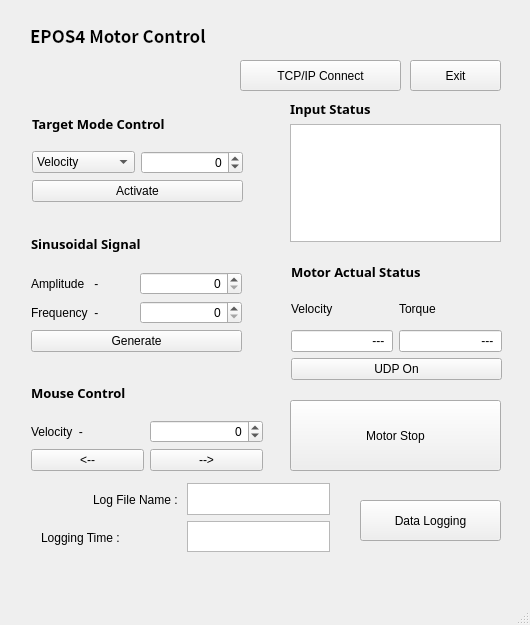
Before: the Qt Designer form mainwindow.ui in shkwon98/EPOS4-SOEM-Gui, drawn with Qt 5.
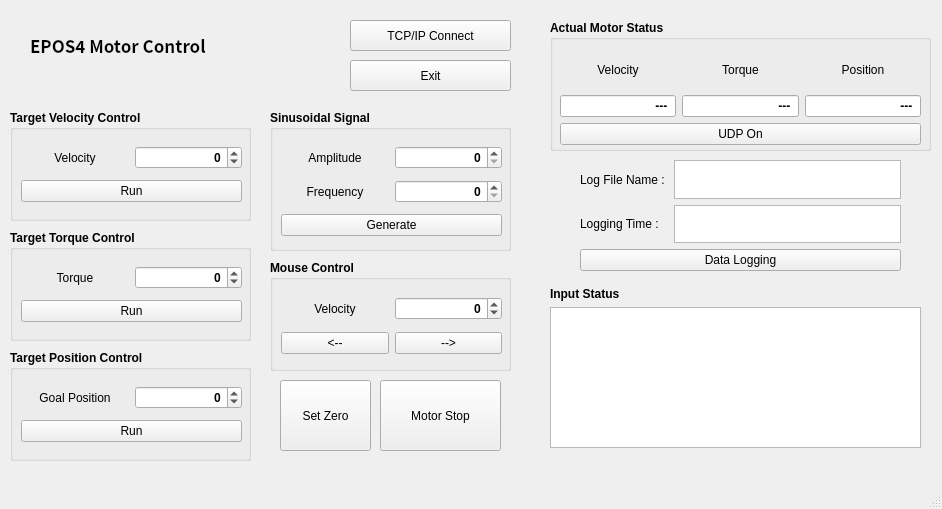
After: the same form once the commit is applied.

The edit to the form file:
```diff
--- a/mainwindow.ui
+++ b/mainwindow.ui
@@ -6,8 +6,8 @@
    <rect>
     <x>0</x>
     <y>0</y>
-    <width>530</width>
-    <height>625</height>
+    <width>942</width>
+    <height>509</height>
    </rect>
   </property>
   <property name="windowTitle">
@@ -17,12 +17,17 @@
    <widget class="QPushButton" name="exitButton">
     <property name="geometry">
      <rect>
-      <x>410</x>
+      <x>350</x>
       <y>60</y>
-      <width>91</width>
+      <width>161</width>
       <height>31</height>
      </rect>
     </property>
+    <property name="font">
+     <font>
+      <family>Arial</family>
+     </font>
+    </property>
     <property name="text">
      <string>Exit</string>
     </property>
@@ -31,7 +36,7 @@
     <property name="geometry">
      <rect>
       <x>30</x>
-      <y>20</y>
+      <y>30</y>
       <width>291</width>
       <height>31</height>
      </rect>
@@ -52,12 +57,17 @@
    <widget class="QPushButton" name="tcpConnectButton">
     <property name="geometry">
      <rect>
-      <x>240</x>
-      <y>60</y>
+      <x>350</x>
+      <y>20</y>
       <width>161</width>
       <height>31</height>
      </rect>
     </property>
+    <property name="font">
+     <font>
+      <family>Arial</family>
+     </font>
+    </property>
     <property name="text">
      <string>TCP/IP Connect</string>
     </property>
@@ -65,12 +75,17 @@
    <widget class="QPushButton" name="stopButton">
     <property name="geometry">
      <rect>
-      <x>290</x>
-      <y>400</y>
-      <width>211</width>
+      <x>380</x>
+      <y>380</y>
+      <width>121</width>
       <height>71</height>
      </rect>
     </property>
+    <property name="font">
+     <font>
+      <family>Arial</family>
+     </font>
+    </property>
     <property name="text">
      <string>Motor Stop</string>
     </property>
@@ -78,10 +93,10 @@
    <widget class="QWidget" name="layoutWidget">
     <property name="geometry">
      <rect>
-      <x>290</x>
-      <y>100</y>
-      <width>211</width>
-      <height>142</height>
+      <x>550</x>
+      <y>287</y>
+      <width>371</width>
+      <height>161</height>
      </rect>
     </property>
     <layout class="QFormLayout" name="InputStatus">
@@ -96,8 +111,8 @@
       <widget class="QLabel" name="label_7">
        <property name="font">
         <font>
-         <family>맑은 고딕</family>
-         <pointsize>10</pointsize>
+         <family>Arial</family>
+         <pointsize>9</pointsize>
          <weight>75</weight>
          <bold>true</bold>
         </font>
@@ -109,39 +124,399 @@
      </item>
     </layout>
    </widget>
+   <widget class="QGroupBox" name="groupBox">
+    <property name="geometry">
+     <rect>
+      <x>10</x>
+      <y>110</y>
+      <width>241</width>
+      <height>111</height>
+     </rect>
+    </property>
+    <property name="font">
+     <font>
+      <family>Arial</family>
+      <weight>75</weight>
+      <bold>true</bold>
+     </font>
+    </property>
+    <property name="title">
+     <string>Target Velocity Control</string>
+    </property>
+    <property name="flat">
+     <bool>false</bool>
+    </property>
    <widget class="QWidget" name="layoutWidget">
     <property name="geometry">
      <rect>
-      <x>31</x>
-      <y>371</y>
-      <width>232</width>
+       <x>11</x>
+       <y>31</y>
+       <width>221</width>
+       <height>68</height>
+      </rect>
+     </property>
+     <layout class="QGridLayout" name="gridLayout_2">
+      <item row="0" column="0">
+       <widget class="QLabel" name="label_14">
+        <property name="font">
+         <font>
+          <family>Arial</family>
+          <weight>50</weight>
+          <bold>false</bold>
+         </font>
+        </property>
+        <property name="text">
+         <string>Velocity</string>
+        </property>
+        <property name="alignment">
+         <set>Qt::AlignCenter</set>
+        </property>
+       </widget>
+      </item>
+      <item row="0" column="1">
+       <widget class="QSpinBox" name="targetValue">
+        <property name="alignment">
+         <set>Qt::AlignRight|Qt::AlignTrailing|Qt::AlignVCenter</set>
+        </property>
+        <property name="minimum">
+         <number>-20000</number>
+        </property>
+        <property name="maximum">
+         <number>20000</number>
+        </property>
+        <property name="value">
+         <number>0</number>
+        </property>
+       </widget>
+      </item>
+      <item row="1" column="0" colspan="2">
+       <widget class="QPushButton" name="runButton">
+        <property name="font">
+         <font>
+          <family>Arial</family>
+          <weight>50</weight>
+          <bold>false</bold>
+         </font>
+        </property>
+        <property name="text">
+         <string>Run</string>
+        </property>
+       </widget>
+      </item>
+     </layout>
+    </widget>
+   </widget>
+   <widget class="QGroupBox" name="groupBox_2">
+    <property name="geometry">
+     <rect>
+      <x>10</x>
+      <y>230</y>
+      <width>241</width>
+      <height>111</height>
+     </rect>
+    </property>
+    <property name="font">
+     <font>
+      <family>Arial</family>
+      <weight>75</weight>
+      <bold>true</bold>
+     </font>
+    </property>
+    <property name="title">
+     <string>Target Torque Control</string>
+    </property>
+    <property name="flat">
+     <bool>false</bool>
+    </property>
+    <widget class="QWidget" name="layoutWidget_2">
+     <property name="geometry">
+      <rect>
+       <x>11</x>
+       <y>31</y>
+       <width>221</width>
+       <height>68</height>
+      </rect>
+     </property>
+     <layout class="QGridLayout" name="gridLayout_3">
+      <item row="0" column="0">
+       <widget class="QLabel" name="label_15">
+        <property name="font">
+         <font>
+          <family>Arial</family>
+          <weight>50</weight>
+          <bold>false</bold>
+         </font>
+        </property>
+        <property name="text">
+         <string>Torque</string>
+        </property>
+        <property name="alignment">
+         <set>Qt::AlignCenter</set>
+        </property>
+       </widget>
+      </item>
+      <item row="0" column="1">
+       <widget class="QSpinBox" name="targetValue_2">
+        <property name="alignment">
+         <set>Qt::AlignRight|Qt::AlignTrailing|Qt::AlignVCenter</set>
+        </property>
+        <property name="minimum">
+         <number>-300</number>
+        </property>
+        <property name="maximum">
+         <number>300</number>
+        </property>
+        <property name="value">
+         <number>0</number>
+        </property>
+       </widget>
+      </item>
+      <item row="1" column="0" colspan="2">
+       <widget class="QPushButton" name="runButton_2">
+        <property name="font">
+         <font>
+          <family>Arial</family>
+          <weight>50</weight>
+          <bold>false</bold>
+         </font>
+        </property>
+        <property name="text">
+         <string>Run</string>
+        </property>
+       </widget>
+      </item>
+     </layout>
+    </widget>
+   </widget>
+   <widget class="QGroupBox" name="groupBox_3">
+    <property name="geometry">
+     <rect>
+      <x>10</x>
+      <y>350</y>
+      <width>241</width>
+      <height>111</height>
+     </rect>
+    </property>
+    <property name="font">
+     <font>
+      <family>Arial</family>
+      <weight>75</weight>
+      <bold>true</bold>
+     </font>
+    </property>
+    <property name="title">
+     <string>Target Position Control</string>
+    </property>
+    <property name="flat">
+     <bool>false</bool>
+    </property>
+    <widget class="QWidget" name="layoutWidget_3">
+     <property name="geometry">
+      <rect>
+       <x>11</x>
+       <y>31</y>
+       <width>221</width>
+       <height>68</height>
+      </rect>
+     </property>
+     <layout class="QGridLayout" name="gridLayout_4">
+      <item row="0" column="0">
+       <widget class="QLabel" name="label_16">
+        <property name="font">
+         <font>
+          <family>Arial</family>
+          <weight>50</weight>
+          <bold>false</bold>
+         </font>
+        </property>
+        <property name="text">
+         <string>Goal Position</string>
+        </property>
+        <property name="alignment">
+         <set>Qt::AlignCenter</set>
+        </property>
+       </widget>
+      </item>
+      <item row="0" column="1">
+       <widget class="QSpinBox" name="targetValue_3">
+        <property name="alignment">
+         <set>Qt::AlignRight|Qt::AlignTrailing|Qt::AlignVCenter</set>
+        </property>
+        <property name="minimum">
+         <number>-99999</number>
+        </property>
+        <property name="maximum">
+         <number>99999</number>
+        </property>
+        <property name="value">
+         <number>0</number>
+        </property>
+       </widget>
+      </item>
+      <item row="1" column="0" colspan="2">
+       <widget class="QPushButton" name="runButton_3">
+        <property name="font">
+         <font>
+          <family>Arial</family>
+          <weight>50</weight>
+          <bold>false</bold>
+         </font>
+        </property>
+        <property name="text">
+         <string>Run</string>
+        </property>
+       </widget>
+      </item>
+     </layout>
+    </widget>
+   </widget>
+   <widget class="QGroupBox" name="groupBox_4">
+    <property name="geometry">
+     <rect>
+      <x>270</x>
+      <y>110</y>
+      <width>241</width>
+      <height>141</height>
+     </rect>
+    </property>
+    <property name="font">
+     <font>
+      <family>Arial</family>
+      <weight>75</weight>
+      <bold>true</bold>
+     </font>
+    </property>
+    <property name="title">
+     <string>Sinusoidal Signal</string>
+    </property>
+    <property name="flat">
+     <bool>false</bool>
+    </property>
+    <widget class="QWidget" name="layoutWidget_4">
+     <property name="geometry">
+      <rect>
+       <x>11</x>
+       <y>31</y>
+       <width>221</width>
       <height>100</height>
      </rect>
     </property>
-    <layout class="QGridLayout" name="MouseControl">
-     <item row="0" column="0" colspan="2">
-      <widget class="QLabel" name="label_9">
+     <layout class="QGridLayout" name="gridLayout_5">
+      <item row="2" column="0" colspan="2">
+       <widget class="QPushButton" name="generateButton">
        <property name="font">
         <font>
-         <family>맑은 고딕</family>
-         <pointsize>10</pointsize>
+          <weight>50</weight>
+          <bold>false</bold>
+         </font>
+        </property>
+        <property name="text">
+         <string>Generate</string>
+        </property>
+       </widget>
+      </item>
+      <item row="0" column="0">
+       <widget class="QLabel" name="label_3">
+        <property name="font">
+         <font>
+          <weight>50</weight>
+          <bold>false</bold>
+         </font>
+        </property>
+        <property name="text">
+         <string>Amplitude</string>
+        </property>
+        <property name="alignment">
+         <set>Qt::AlignCenter</set>
+        </property>
+       </widget>
+      </item>
+      <item row="0" column="1">
+       <widget class="QSpinBox" name="amplitude">
+        <property name="alignment">
+         <set>Qt::AlignRight|Qt::AlignTrailing|Qt::AlignVCenter</set>
+        </property>
+        <property name="maximum">
+         <number>20000</number>
+        </property>
+       </widget>
+      </item>
+      <item row="1" column="0">
+       <widget class="QLabel" name="label_4">
+        <property name="font">
+         <font>
+          <weight>50</weight>
+          <bold>false</bold>
+         </font>
+        </property>
+        <property name="text">
+         <string>Frequency</string>
+        </property>
+        <property name="alignment">
+         <set>Qt::AlignCenter</set>
+        </property>
+       </widget>
+      </item>
+      <item row="1" column="1">
+       <widget class="QSpinBox" name="frequency">
+        <property name="alignment">
+         <set>Qt::AlignRight|Qt::AlignTrailing|Qt::AlignVCenter</set>
+        </property>
+       </widget>
+      </item>
+     </layout>
+    </widget>
+   </widget>
+   <widget class="QGroupBox" name="groupBox_5">
+    <property name="geometry">
+     <rect>
+      <x>270</x>
+      <y>260</y>
+      <width>241</width>
+      <height>111</height>
+     </rect>
+    </property>
+    <property name="font">
+     <font>
+      <family>Arial</family>
          <weight>75</weight>
          <bold>true</bold>
         </font>
        </property>
-       <property name="text">
+    <property name="title">
         <string>Mouse Control</string>
        </property>
-      </widget>
-     </item>
-     <item row="1" column="0">
-      <widget class="QLabel" name="label_6">
+    <property name="flat">
+     <bool>false</bool>
+    </property>
+    <widget class="QWidget" name="layoutWidget_7">
+     <property name="geometry">
+      <rect>
+       <x>11</x>
+       <y>31</y>
+       <width>221</width>
+       <height>71</height>
+      </rect>
+     </property>
+     <layout class="QGridLayout" name="gridLayout_8">
+      <item row="0" column="0">
+       <widget class="QLabel" name="label_19">
+        <property name="font">
+         <font>
+          <family>Arial</family>
+          <weight>50</weight>
+          <bold>false</bold>
+         </font>
+        </property>
        <property name="text">
-        <string>Velocity  - </string>
+         <string>Velocity</string>
+        </property>
+        <property name="alignment">
+         <set>Qt::AlignCenter</set>
        </property>
       </widget>
      </item>
-     <item row="1" column="1">
+      <item row="0" column="1">
       <widget class="QSpinBox" name="velocity">
        <property name="alignment">
         <set>Qt::AlignRight|Qt::AlignTrailing|Qt::AlignVCenter</set>
@@ -154,15 +529,27 @@
        </property>
       </widget>
      </item>
-     <item row="2" column="0">
+      <item row="1" column="0">
       <widget class="QPushButton" name="ccwButton">
+        <property name="font">
+         <font>
+          <weight>50</weight>
+          <bold>false</bold>
+         </font>
+        </property>
        <property name="text">
         <string>&lt;--</string>
        </property>
       </widget>
      </item>
-     <item row="2" column="1">
+      <item row="1" column="1">
       <widget class="QPushButton" name="cwButton">
+        <property name="font">
+         <font>
+          <weight>50</weight>
+          <bold>false</bold>
+         </font>
+        </property>
        <property name="text">
         <string>--&gt;</string>
        </property>
@@ -170,181 +557,53 @@
      </item>
     </layout>
    </widget>
-   <widget class="QWidget" name="layoutWidget">
+   </widget>
+   <widget class="QGroupBox" name="groupBox_6">
     <property name="geometry">
      <rect>
-      <x>31</x>
-      <y>221</y>
-      <width>211</width>
+      <x>550</x>
+      <y>20</y>
+      <width>381</width>
       <height>131</height>
      </rect>
     </property>
-    <layout class="QGridLayout" name="SinusoidalSignal">
-     <item row="0" column="0" colspan="2">
-      <widget class="QLabel" name="label_2">
        <property name="font">
         <font>
-         <family>맑은 고딕</family>
-         <pointsize>10</pointsize>
+      <family>Arial</family>
          <weight>75</weight>
          <bold>true</bold>
         </font>
        </property>
-       <property name="text">
-        <string>Sinusoidal Signal</string>
-       </property>
-      </widget>
-     </item>
-     <item row="1" column="0">
-      <widget class="QLabel" name="label_3">
-       <property name="text">
-        <string>Amplitude   - </string>
-       </property>
-      </widget>
-     </item>
-     <item row="1" column="1">
-      <widget class="QSpinBox" name="amplitude">
-       <property name="alignment">
-        <set>Qt::AlignRight|Qt::AlignTrailing|Qt::AlignVCenter</set>
-       </property>
-       <property name="maximum">
-        <number>20000</number>
-       </property>
-      </widget>
-     </item>
-     <item row="2" column="0">
-      <widget class="QLabel" name="label_4">
-       <property name="text">
-        <string>Frequency  - </string>
-       </property>
-      </widget>
-     </item>
-     <item row="2" column="1">
-      <widget class="QSpinBox" name="frequency">
-       <property name="alignment">
-        <set>Qt::AlignRight|Qt::AlignTrailing|Qt::AlignVCenter</set>
-       </property>
-      </widget>
-     </item>
-     <item row="3" column="0" colspan="2">
-      <widget class="QPushButton" name="generateButton">
-       <property name="text">
-        <string>Generate</string>
-       </property>
-      </widget>
-     </item>
-    </layout>
-   </widget>
-   <widget class="QWidget" name="layoutWidget">
+    <property name="title">
+     <string>Actual Motor Status</string>
+    </property>
+    <property name="flat">
+     <bool>false</bool>
+    </property>
+    <widget class="QWidget" name="">
     <property name="geometry">
      <rect>
-      <x>32</x>
-      <y>102</y>
-      <width>211</width>
-      <height>100</height>
-     </rect>
-    </property>
-    <layout class="QGridLayout" name="TargetModeControl">
-     <item row="0" column="0" colspan="2">
-      <widget class="QLabel" name="label_5">
+       <x>10</x>
+       <y>30</y>
+       <width>361</width>
+       <height>95</height>
+      </rect>
+     </property>
+     <layout class="QGridLayout" name="gridLayout_9">
+      <item row="0" column="1">
+       <widget class="QLabel" name="label_6">
        <property name="font">
         <font>
-         <family>맑은 고딕</family>
-         <pointsize>10</pointsize>
-         <weight>75</weight>
-         <bold>true</bold>
+          <family>Arial</family>
+          <weight>50</weight>
+          <bold>false</bold>
         </font>
        </property>
        <property name="text">
-        <string>Target Mode Control</string>
-       </property>
-      </widget>
-     </item>
-     <item row="1" column="0">
-      <widget class="QComboBox" name="targetMode">
-       <item>
-        <property name="text">
-         <string>Velocity</string>
-        </property>
-       </item>
-       <item>
-        <property name="text">
          <string>Torque</string>
         </property>
-       </item>
-       <item>
-        <property name="text">
-         <string>Position</string>
-        </property>
-       </item>
-       <item>
-        <property name="text">
-         <string>B&amp;F</string>
-        </property>
-       </item>
-      </widget>
-     </item>
-     <item row="1" column="1">
-      <widget class="QSpinBox" name="targetValue">
        <property name="alignment">
-        <set>Qt::AlignRight|Qt::AlignTrailing|Qt::AlignVCenter</set>
-       </property>
-       <property name="minimum">
-        <number>-20000</number>
-       </property>
-       <property name="maximum">
-        <number>20000</number>
-       </property>
-       <property name="value">
-        <number>0</number>
-       </property>
-      </widget>
-     </item>
-     <item row="2" column="0" colspan="2">
-      <widget class="QPushButton" name="activateButton">
-       <property name="text">
-        <string>Activate</string>
-       </property>
-      </widget>
-     </item>
-    </layout>
-   </widget>
-   <widget class="QWidget" name="layoutWidget">
-    <property name="geometry">
-     <rect>
-      <x>291</x>
-      <y>256</y>
-      <width>211</width>
-      <height>124</height>
-     </rect>
-    </property>
-    <layout class="QGridLayout" name="gridLayout">
-     <item row="0" column="0" colspan="2">
-      <widget class="QLabel" name="label_8">
-       <property name="font">
-        <font>
-         <family>맑은 고딕</family>
-         <pointsize>10</pointsize>
-         <weight>75</weight>
-         <bold>true</bold>
-        </font>
-       </property>
-       <property name="text">
-        <string>Motor Actual Status</string>
-       </property>
-      </widget>
-     </item>
-     <item row="1" column="0">
-      <widget class="QLabel" name="label_10">
-       <property name="text">
-        <string>Velocity</string>
-       </property>
-      </widget>
-     </item>
-     <item row="1" column="1">
-      <widget class="QLabel" name="label_11">
-       <property name="text">
-        <string>Torque</string>
+         <set>Qt::AlignCenter</set>
        </property>
       </widget>
      </item>
@@ -364,6 +623,23 @@
        </property>
       </widget>
      </item>
+      <item row="0" column="0">
+       <widget class="QLabel" name="label_5">
+        <property name="font">
+         <font>
+          <family>Arial</family>
+          <weight>50</weight>
+          <bold>false</bold>
+         </font>
+        </property>
+        <property name="text">
+         <string>Velocity</string>
+        </property>
+        <property name="alignment">
+         <set>Qt::AlignCenter</set>
+        </property>
+       </widget>
+      </item>
      <item row="2" column="1">
       <widget class="QLineEdit" name="actualTorque">
        <property name="focusPolicy">
@@ -380,8 +656,46 @@
        </property>
       </widget>
      </item>
-     <item row="3" column="0" colspan="2">
+      <item row="0" column="2">
+       <widget class="QLabel" name="label_2">
+        <property name="font">
+         <font>
+          <weight>50</weight>
+          <bold>false</bold>
+         </font>
+        </property>
+        <property name="text">
+         <string>Position</string>
+        </property>
+        <property name="alignment">
+         <set>Qt::AlignCenter</set>
+        </property>
+       </widget>
+      </item>
+      <item row="2" column="2">
+       <widget class="QLineEdit" name="actualPosition">
+        <property name="focusPolicy">
+         <enum>Qt::NoFocus</enum>
+        </property>
+        <property name="text">
+         <string> --- </string>
+        </property>
+        <property name="alignment">
+         <set>Qt::AlignRight|Qt::AlignTrailing|Qt::AlignVCenter</set>
+        </property>
+        <property name="readOnly">
+         <bool>true</bool>
+        </property>
+       </widget>
+      </item>
+      <item row="5" column="0" colspan="3">
       <widget class="QPushButton" name="udpButton">
+        <property name="font">
+         <font>
+          <weight>50</weight>
+          <bold>false</bold>
+         </font>
+        </property>
        <property name="focusPolicy">
         <enum>Qt::StrongFocus</enum>
        </property>
@@ -398,37 +712,62 @@
      </item>
     </layout>
    </widget>
-   <widget class="QPushButton" name="pushButton_Data_Logging">
+   </widget>
+   <widget class="QPushButton" name="setZeroButton">
     <property name="geometry">
      <rect>
-      <x>360</x>
-      <y>500</y>
-      <width>141</width>
-      <height>41</height>
+      <x>280</x>
+      <y>380</y>
+      <width>91</width>
+      <height>71</height>
      </rect>
     </property>
+    <property name="font">
+     <font>
+      <family>Arial</family>
+     </font>
+    </property>
     <property name="text">
-     <string>Data Logging</string>
+     <string>Set Zero</string>
     </property>
    </widget>
-   <widget class="QTextEdit" name="textEdit_LogFileName">
+   <widget class="QWidget" name="">
     <property name="geometry">
      <rect>
-      <x>187</x>
-      <y>483</y>
-      <width>143</width>
-      <height>32</height>
+      <x>580</x>
+      <y>160</y>
+      <width>321</width>
+      <height>111</height>
      </rect>
     </property>
-   </widget>
+    <layout class="QGridLayout" name="gridLayout">
+     <item row="0" column="0">
+      <widget class="QLabel" name="label_12">
+       <property name="font">
+        <font>
+         <family>Arial</family>
+        </font>
+       </property>
+       <property name="layoutDirection">
+        <enum>Qt::LeftToRight</enum>
+       </property>
+       <property name="text">
+        <string>Log File Name : </string>
+       </property>
+       <property name="alignment">
+        <set>Qt::AlignRight|Qt::AlignTrailing|Qt::AlignVCenter</set>
+       </property>
+      </widget>
+     </item>
+     <item row="0" column="1">
+      <widget class="QTextEdit" name="textEdit_LogFileName"/>
+     </item>
+     <item row="1" column="0">
    <widget class="QLabel" name="label_13">
-    <property name="geometry">
-     <rect>
-      <x>41</x>
-      <y>529</y>
-      <width>133</width>
-      <height>18</height>
-     </rect>
+       <property name="font">
+        <font>
+         <family>Arial</family>
+        </font>
     </property>
     <property name="layoutDirection">
      <enum>Qt::LeftToRight</enum>
@@ -440,37 +779,27 @@
      <set>Qt::AlignLeading|Qt::AlignLeft|Qt::AlignVCenter</set>
     </property>
    </widget>
+     </item>
+     <item row="1" column="1">
    <widget class="QTextEdit" name="textEdit_LogTimer">
-    <property name="geometry">
-     <rect>
-      <x>187</x>
-      <y>521</y>
-      <width>143</width>
-      <height>31</height>
-     </rect>
-    </property>
     <property name="readOnly">
      <bool>true</bool>
     </property>
    </widget>
-   <widget class="QLabel" name="label_12">
-    <property name="geometry">
-     <rect>
-      <x>41</x>
-      <y>491</y>
-      <width>140</width>
-      <height>18</height>
-     </rect>
-    </property>
-    <property name="layoutDirection">
-     <enum>Qt::LeftToRight</enum>
+     </item>
+     <item row="2" column="0" colspan="2">
+      <widget class="QPushButton" name="pushButton_Data_Logging">
+       <property name="font">
+        <font>
+         <family>Arial</family>
+        </font>
     </property>
     <property name="text">
-     <string>Log File Name : </string>
-    </property>
-    <property name="alignment">
-     <set>Qt::AlignRight|Qt::AlignTrailing|Qt::AlignVCenter</set>
-    </property>
+        <string>Data Logging</string>
+       </property>
+      </widget>
+     </item>
+    </layout>
    </widget>
   </widget>
   <widget class="QMenuBar" name="menubar">
```
Left out of the diff: 28 changed lines with no effect on the pictures. Lines whose indentation alone changed are shown as unchanged.
